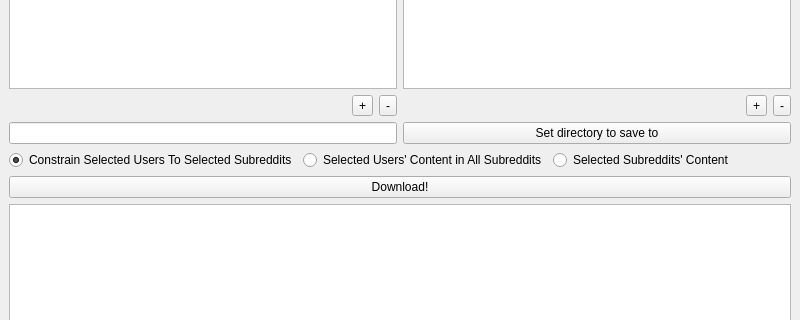
Before: the Qt Designer form RedditDataExtractor/GUI/redditDataExtractorGUI.ui in NSchrading/redditDataExtractor, drawn with Qt 5; both pictures show x 0 to 800 and y 166 to 486 of the 800 by 600 pixel window.
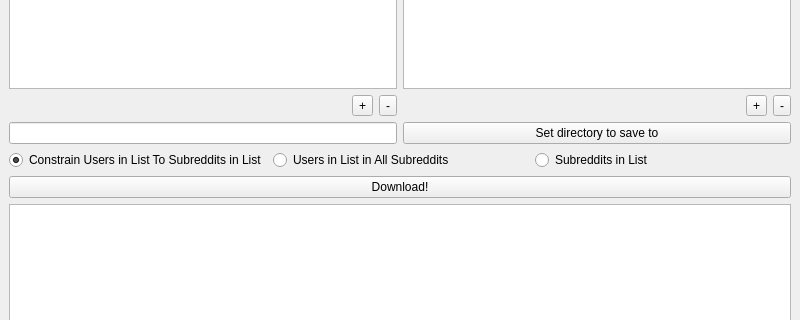
After: the same form once the commit is applied.

Commit message:
Make the download options more clear in the GUI.
To do:
General code cleanup
More unit tests

Diff of the .ui file:
```diff
--- a/RedditDataExtractor/GUI/redditDataExtractorGUI.ui
+++ b/RedditDataExtractor/GUI/redditDataExtractorGUI.ui
@@ -143,7 +143,7 @@
            <string>Download content from the users in the users list only if they have posted in the subreddits in the subreddit list.</string>
           </property>
           <property name="text">
-           <string>Constrain Selected Users To Selected Subreddits</string>
+           <string>Constrain Users in List To Subreddits in List</string>
           </property>
           <property name="checked">
            <bool>true</bool>
@@ -156,7 +156,7 @@
            <string>Download content from users in the users list, from any subreddit.</string>
           </property>
           <property name="text">
-           <string>Selected Users' Content in All Subreddits</string>
+           <string>Users in List in All Subreddits</string>
           </property>
           <property name="checked">
            <bool>false</bool>
@@ -169,7 +169,7 @@
            <string>Download content from the subreddits in the subreddits list.</string>
           </property>
           <property name="text">
-           <string>Selected Subreddits' Content</string>
+           <string>Subreddits in List</string>
           </property>
          </widget>
         </item>
```
The commit also changes 1 other file.
